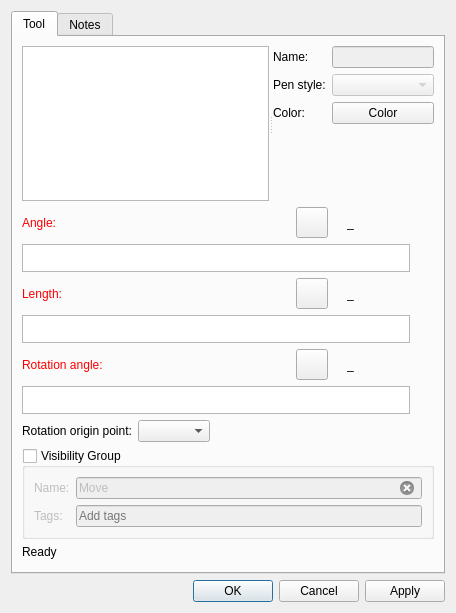
The window that src/libs/vtools/dialogs/tools/dialogmove.ui (dismine/valentina) describes before a commit, drawn with Qt 5.
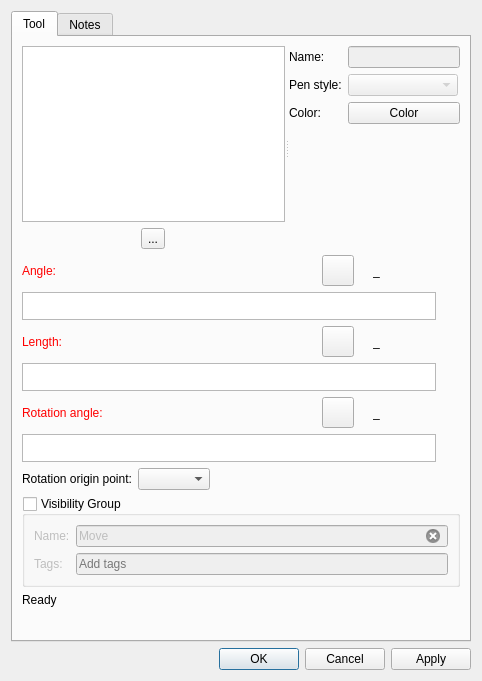
The same window after the commit. Icons and pictures are not drawn. Custom widgets are drawn as their Qt base class.

Commit message:
Bulk renaming for group operations.
Since we no longer support suffixes we need an alternative way for bulk renaming.

The edit to the form file:
```diff
--- a/src/libs/vtools/dialogs/tools/dialogmove.ui
+++ b/src/libs/vtools/dialogs/tools/dialogmove.ui
@@ -9,8 +9,8 @@
    <rect>
     <x>0</x>
     <y>0</y>
-    <width>456</width>
-    <height>613</height>
+    <width>482</width>
+    <height>681</height>
    </rect>
   </property>
   <property name="windowTitle">
@@ -36,10 +36,30 @@
          <property name="orientation">
           <enum>Qt::Orientation::Horizontal</enum>
          </property>
+         <widget class="QWidget" name="">
+          <layout class="QVBoxLayout" name="verticalLayout_4">
+           <item>
          <widget class="QListWidget" name="listWidget">
           <property name="editTriggers">
            <set>QAbstractItemView::EditTrigger::CurrentChanged</set>
           </property>
+            </widget>
+           </item>
+           <item>
+            <layout class="QHBoxLayout" name="horizontalLayout_3">
+             <item>
+              <widget class="QToolButton" name="toolButtonBulkRename">
+               <property name="text">
+                <string notr="true">...</string>
+               </property>
+               <property name="icon">
+                <iconset theme="edit-rename"/>
+               </property>
+              </widget>
+             </item>
+            </layout>
+           </item>
+          </layout>
          </widget>
          <widget class="QWidget" name="formLayoutWidget">
           <layout class="QFormLayout" name="formLayout_2">
```
Lines whose indentation alone changed are shown as unchanged. The commit also changes 21 other files.
